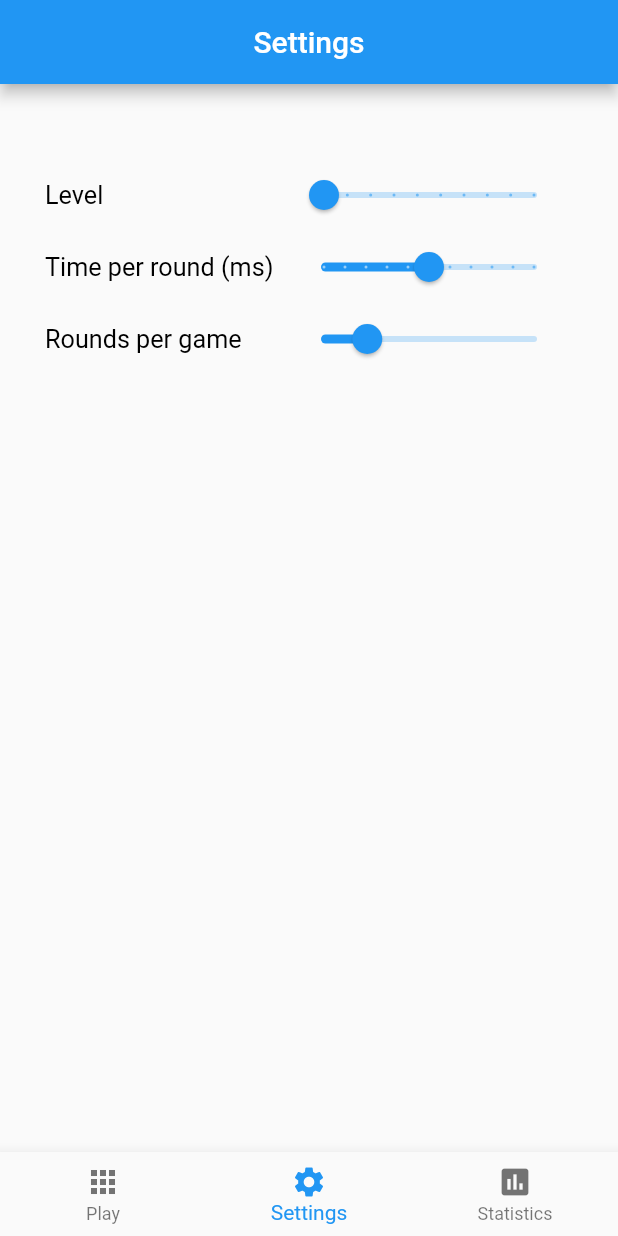
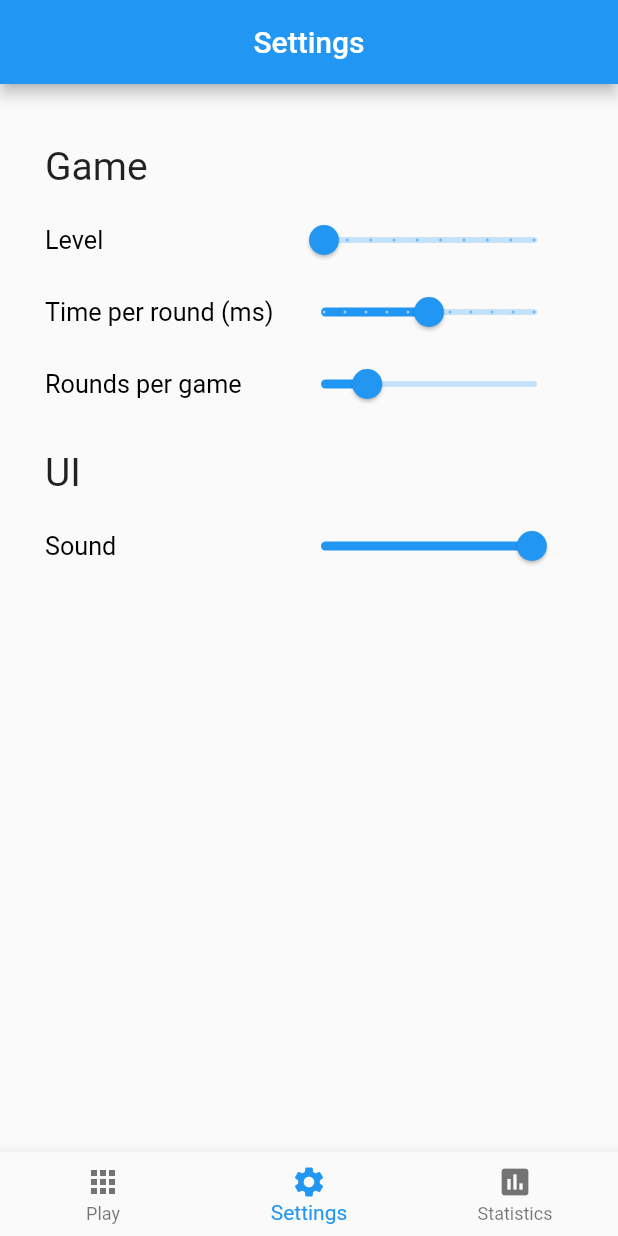
Before and after one commit to marcoboncoraglio/dual-n-back, a Flutter app: the screen it shows after launch, item 2 of the bottom bar chosen, on a phone screen of 412 x 824 dp. Run offline on Flutter 3.47's test engine with Material 2 defaults, Android fonts, the phone set to English and light mode, and no system bars; our stand-ins replace charts_flutter, flutter_tts, tuple.

Commit message:
added sound settings

```diff
--- a/lib/game/auditory_input.dart
+++ b/lib/game/auditory_input.dart
@@ -11,15 +11,21 @@ class AuditoryInput {
   List<String> possibleLetters = ["b", "f", "h", "l", "i", "k", "m", "o"];
 
   static FlutterTts tts = _initTts();
+  static double speechVolume = 99;
 
   static FlutterTts _initTts() {
     tts = new FlutterTts();
-    tts.setLanguage("en-US");
-    tts.setSpeechRate(1.0);
+    tts.setSpeechRate(0.8);
+    tts.setVolume(speechVolume);
     return tts;
   }
 
   speak(){
     tts.speak(letter);
   }
+
+  static setSpeechVolume(double vol){
+    speechVolume = vol;
+    tts.setVolume(speechVolume);
+  }
 }
--- a/lib/settings_page.dart
+++ b/lib/settings_page.dart
@@ -1,3 +1,4 @@
+import 'package:dualnback/game/auditory_input.dart';
 import 'package:flutter/material.dart';
 import 'package:provider/provider.dart';
 
@@ -13,14 +14,19 @@ class _SettingsPageState extends State<SettingsPage> {
   Widget build(BuildContext context) {
     GameStateProvider gameStateProvider =
         Provider.of<GameStateProvider>(context, listen: false);
-    int _level = gameStateProvider.level;
-    int _interval = gameStateProvider.timerInterval;
-    int _totalRounds = gameStateProvider.totalRounds;
 
     return Padding(
-      padding: EdgeInsets.fromLTRB(30, 50, 30, 30),
+      padding: EdgeInsets.fromLTRB(30, 40, 30, 30),
       child: Column(
+        crossAxisAlignment: CrossAxisAlignment.start,
         children: <Widget>[
+          Text(
+            "Game",
+            style: TextStyle(fontSize: 26),
+          ),
+          SizedBox(
+            height: 10,
+          ),
           Row(
             mainAxisAlignment: MainAxisAlignment.spaceBetween,
             children: <Widget>[
@@ -34,7 +40,7 @@ class _SettingsPageState extends State<SettingsPage> {
                   max: 10,
                   divisions: 9,
                   value: gameStateProvider.level.toDouble(),
-                  label: "$_level",
+                  label: "${gameStateProvider.level}",
                   onChanged: (val) =>
                       setState(() => gameStateProvider.level = val.toInt())),
             ],
@@ -52,7 +58,7 @@ class _SettingsPageState extends State<SettingsPage> {
                   max: 3000,
                   divisions: 10,
                   value: gameStateProvider.timerInterval.toDouble(),
-                  label: "$_interval",
+                  label: "${gameStateProvider.timerInterval}",
                   onChanged: (val) => setState(
                       () => gameStateProvider.timerInterval = val.toInt())),
             ],
@@ -70,9 +76,37 @@ class _SettingsPageState extends State<SettingsPage> {
                   max: 40,
                   divisions: 34,
                   value: gameStateProvider.totalRounds.toDouble(),
-                  label: "$_totalRounds",
+                  label: "${gameStateProvider.totalRounds}",
                   onChanged: (val) => setState(
                       () => gameStateProvider.totalRounds = val.toInt())),
+            ],
+          ),
+          SizedBox(
+            height: 20,
+          ),
+          Text(
+            "UI",
+            style: TextStyle(fontSize: 26),
+          ),
+          SizedBox(
+            height: 10,
+          ),
+          Row(
+            mainAxisAlignment: MainAxisAlignment.spaceBetween,
+            children: <Widget>[
+              new Text(
+                "Sound",
+                textScaleFactor: 1.2,
+                style: new TextStyle(color: Colors.black),
+              ),
+              new Slider(
+                  min: 0,
+                  max: 100,
+                  divisions: 99,
+                  value: AuditoryInput.speechVolume,
+                  label: "${AuditoryInput.speechVolume.toInt()}",
+                  onChanged: (val) => setState(
+                      () => AuditoryInput.speechVolume = val)),
             ],
           ),
         ],
```
